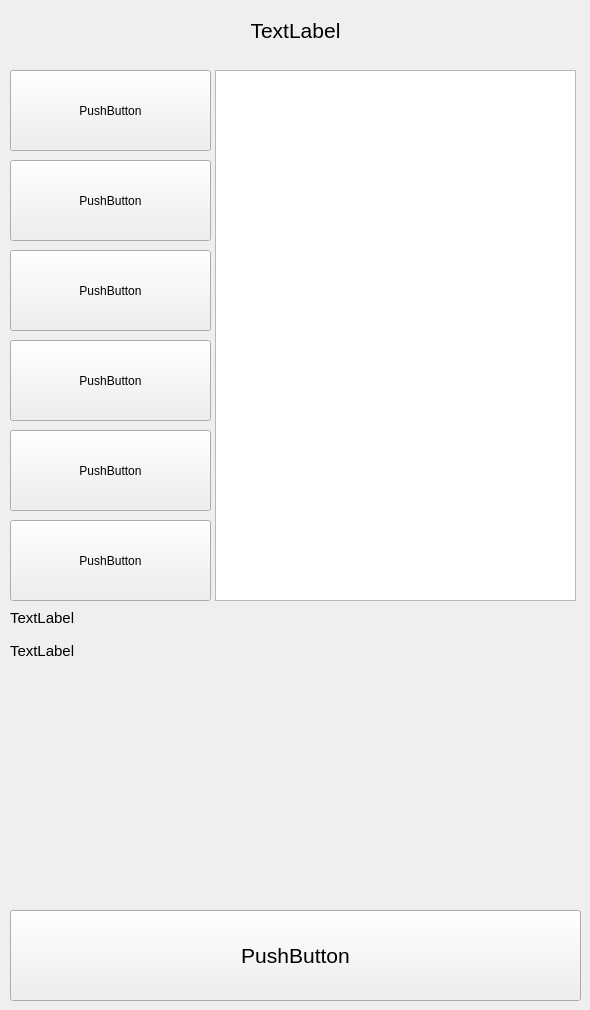
Qt form ui/scancardpage.ui (burakivayki/QT_TransitValidatorApp) before a commit.
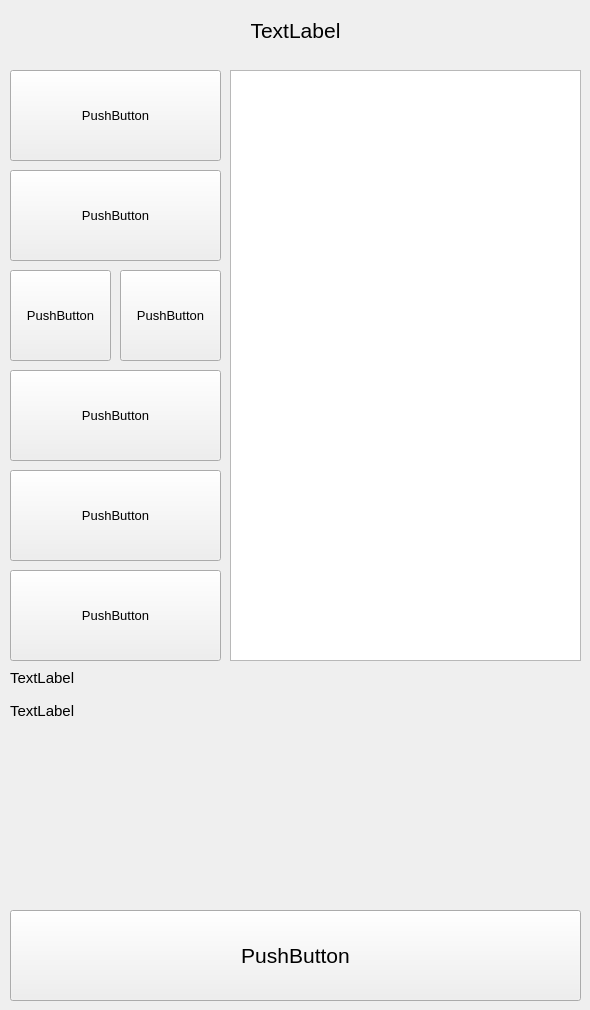
The same form after that commit.

Diff of the .ui file:
```diff
--- a/ui/scancardpage.ui
+++ b/ui/scancardpage.ui
@@ -55,10 +55,10 @@
   <widget class="QTextBrowser" name="terminalBrowser">
    <property name="geometry">
     <rect>
-     <x>215</x>
+     <x>230</x>
      <y>70</y>
-     <width>361</width>
-     <height>531</height>
+     <width>351</width>
+     <height>591</height>
     </rect>
    </property>
    <property name="font">
@@ -72,10 +72,15 @@
     <rect>
      <x>10</x>
      <y>70</y>
-     <width>201</width>
-     <height>81</height>
+     <width>211</width>
+     <height>91</height>
     </rect>
    </property>
+   <property name="font">
+    <font>
+     <pointsize>10</pointsize>
+    </font>
+   </property>
    <property name="text">
     <string>PushButton</string>
    </property>
@@ -84,11 +89,16 @@
    <property name="geometry">
     <rect>
      <x>10</x>
-     <y>250</y>
-     <width>201</width>
-     <height>81</height>
+     <y>270</y>
+     <width>101</width>
+     <height>91</height>
     </rect>
    </property>
+   <property name="font">
+    <font>
+     <pointsize>10</pointsize>
+    </font>
+   </property>
    <property name="text">
     <string>PushButton</string>
    </property>
@@ -97,11 +107,16 @@
    <property name="geometry">
     <rect>
      <x>10</x>
-     <y>160</y>
-     <width>201</width>
-     <height>81</height>
+     <y>170</y>
+     <width>211</width>
+     <height>91</height>
     </rect>
    </property>
+   <property name="font">
+    <font>
+     <pointsize>10</pointsize>
+    </font>
+   </property>
    <property name="text">
     <string>PushButton</string>
    </property>
@@ -110,11 +125,16 @@
    <property name="geometry">
     <rect>
      <x>10</x>
-     <y>340</y>
-     <width>201</width>
-     <height>81</height>
+     <y>370</y>
+     <width>211</width>
+     <height>91</height>
     </rect>
    </property>
+   <property name="font">
+    <font>
+     <pointsize>10</pointsize>
+    </font>
+   </property>
    <property name="text">
     <string>PushButton</string>
    </property>
@@ -123,11 +143,16 @@
    <property name="geometry">
     <rect>
      <x>10</x>
-     <y>430</y>
-     <width>201</width>
-     <height>81</height>
+     <y>470</y>
+     <width>211</width>
+     <height>91</height>
     </rect>
    </property>
+   <property name="font">
+    <font>
+     <pointsize>10</pointsize>
+    </font>
+   </property>
    <property name="text">
     <string>PushButton</string>
    </property>
@@ -136,11 +161,16 @@
    <property name="geometry">
     <rect>
      <x>10</x>
-     <y>520</y>
-     <width>201</width>
-     <height>81</height>
+     <y>570</y>
+     <width>211</width>
+     <height>91</height>
     </rect>
    </property>
+   <property name="font">
+    <font>
+     <pointsize>10</pointsize>
+    </font>
+   </property>
    <property name="text">
     <string>PushButton</string>
    </property>
@@ -149,7 +179,7 @@
    <property name="geometry">
     <rect>
      <x>10</x>
-     <y>640</y>
+     <y>700</y>
      <width>561</width>
      <height>21</height>
     </rect>
@@ -167,7 +197,7 @@
    <property name="geometry">
     <rect>
      <x>10</x>
-     <y>610</y>
+     <y>670</y>
      <width>561</width>
      <height>16</height>
     </rect>
@@ -181,6 +211,24 @@
     <string>TextLabel</string>
    </property>
   </widget>
+  <widget class="QPushButton" name="rfFieldOffBut">
+   <property name="geometry">
+    <rect>
+     <x>120</x>
+     <y>270</y>
+     <width>101</width>
+     <height>91</height>
+    </rect>
+   </property>
+   <property name="font">
+    <font>
+     <pointsize>10</pointsize>
+    </font>
+   </property>
+   <property name="text">
+    <string>PushButton</string>
+   </property>
+  </widget>
  </widget>
  <resources/>
  <connections/>
```
Left out of the diff: 2 changed lines with no effect on the pictures.
